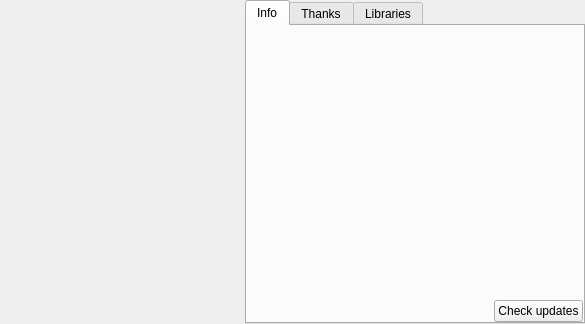
The window that xaboutwidget.ui (horsicq/XAboutWidget) describes before a commit, drawn with Qt 5.
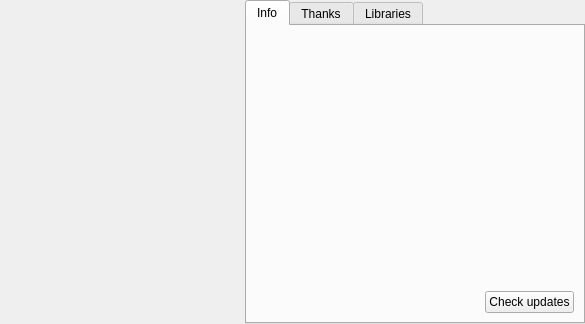
The same window after the commit.

```diff
--- a/xaboutwidget.ui
+++ b/xaboutwidget.ui
@@ -53,16 +53,16 @@
       </attribute>
       <layout class="QVBoxLayout" name="verticalLayout">
        <property name="leftMargin">
-        <number>0</number>
+        <number>9</number>
        </property>
        <property name="topMargin">
-        <number>0</number>
+        <number>9</number>
        </property>
        <property name="rightMargin">
-        <number>0</number>
+        <number>9</number>
        </property>
        <property name="bottomMargin">
-        <number>0</number>
+        <number>9</number>
        </property>
        <item>
         <widget class="QLabel" name="labelInfo">
```
